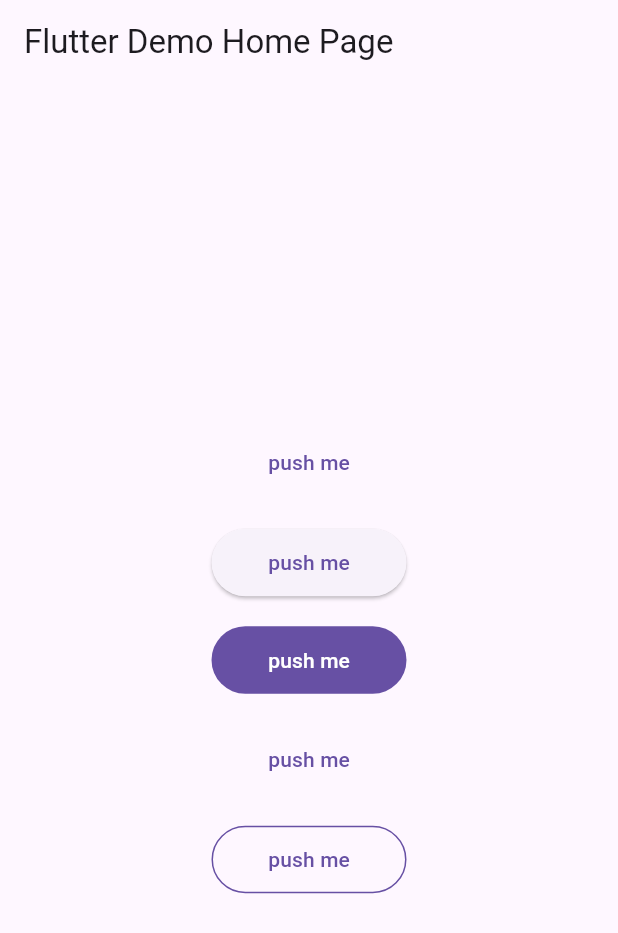
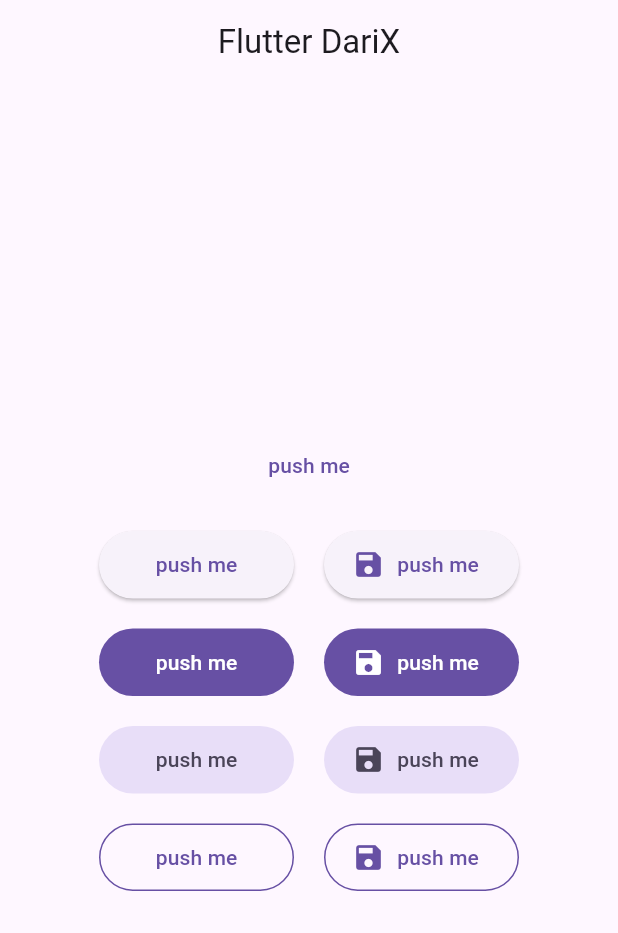
Before and after one commit to hosseinvejdani/flutter_darix, a Flutter app: the screen it shows after launch, on a phone screen of 412 x 824 dp. Shown: the top 933 px of the screen. Run offline on Flutter 3.47's test engine with Material 2 defaults, Android fonts, the phone set to English and light mode, and no system bars.

Commit message:
add version 0.0.6

```diff
--- a/example/lib/main.dart
+++ b/example/lib/main.dart
@@ -11,13 +11,13 @@ class DariXApp extends StatelessWidget {
   @override
   Widget build(BuildContext context) {
     return MaterialApp(
-      title: 'Flutter Demo',
+      title: 'Flutter DariX',
       theme: ThemeData(
         primarySwatch: Colors.blue,
         visualDensity: VisualDensity.adaptivePlatformDensity,
         useMaterial3: true,
       ),
-      home: MyHomePage(title: 'Flutter Demo Home Page'),
+      home: MyHomePage(title: 'Flutter DariX'),
     );
   }
 }
@@ -37,52 +37,145 @@ class _MyHomePageState extends State<MyHomePage> {
     return Scaffold(
       appBar: AppBar(
         title: Text(widget.title),
+        centerTitle: true,
       ),
       body: Center(
         child: Column(
           mainAxisAlignment: MainAxisAlignment.center,
           mainAxisSize: MainAxisSize.min,
           children: [
-            DariXTextButton(
+            _textButtonExample(),
+            const SizedBox(height: 20),
+            _elevatedButtonExamples(),
+            const SizedBox(height: 20),
+            _filledButtonExamples(),
+            const SizedBox(height: 20),
+            _tonalFilledButtonExamples(),
+            const SizedBox(height: 20),
+            _outlinedButtonExamples()
+          ],
+        ),
+      ),
+    );
+  }
+
+  Widget _outlinedButtonExamples() {
+    return Row(
+      mainAxisAlignment: MainAxisAlignment.center,
+      mainAxisSize: MainAxisSize.min,
+      children: [
+        DariXOutlinedButton(
           onPressed: () async {
             await Future.delayed(Duration(milliseconds: 300));
           },
           buttonText: 'push me',
-                width: 130),
-            const SizedBox(height: 20),
+          width: 130,
+          height: 45,
+        ),
+        const SizedBox(width: 20),
+        DariXOutlinedButton(
+          onPressed: () async {
+            await Future.delayed(Duration(milliseconds: 300));
+          },
+          buttonText: 'push me',
+          width: 130,
+          height: 45,
+          icon: const Icon(Icons.save, size: 22),
+        ),
+      ],
+    );
+  }
+
+  Widget _tonalFilledButtonExamples() {
+    return Row(
+      mainAxisAlignment: MainAxisAlignment.center,
+      mainAxisSize: MainAxisSize.min,
+      children: [
+        DariXFilledButton(
+          onPressed: () async {
+            await Future.delayed(Duration(milliseconds: 300));
+          },
+          buttonText: 'push me',
+          width: 130,
+          height: 45,
+          isTonal: true,
+        ),
+        const SizedBox(width: 20),
+        DariXFilledButton(
+          onPressed: () async {
+            await Future.delayed(Duration(milliseconds: 300));
+          },
+          buttonText: 'push me',
+          width: 130,
+          height: 45,
+          isTonal: true,
+          icon: const Icon(Icons.save, size: 22),
+        ),
+      ],
+    );
+  }
+
+  Widget _filledButtonExamples() {
+    return Row(
+      mainAxisAlignment: MainAxisAlignment.center,
+      mainAxisSize: MainAxisSize.min,
+      children: [
+        DariXFilledButton(
+          onPressed: () async {
+            await Future.delayed(Duration(milliseconds: 300));
+          },
+          buttonText: 'push me',
+          width: 130,
+          height: 45,
+        ),
+        const SizedBox(width: 20),
+        DariXFilledButton(
+          onPressed: () async {
+            await Future.delayed(Duration(milliseconds: 300));
+          },
+          buttonText: 'push me',
+          width: 130,
+          height: 45,
+          icon: const Icon(Icons.save, size: 22),
+        ),
+      ],
+    );
+  }
+
+  Widget _elevatedButtonExamples() {
+    return Row(
+      mainAxisAlignment: MainAxisAlignment.center,
+      mainAxisSize: MainAxisSize.min,
+      children: [
         DariXElevatedButton(
           onPressed: () async {
             await Future.delayed(Duration(milliseconds: 300));
           },
           buttonText: 'push me',
           width: 130,
-                height: 45),
-            const SizedBox(height: 20),
-            DariXFilledButton(
+          height: 45,
+        ),
+        const SizedBox(width: 20),
+        DariXElevatedButton(
           onPressed: () async {
             await Future.delayed(Duration(milliseconds: 300));
           },
           buttonText: 'push me',
           width: 130,
-                height: 45),
-            const SizedBox(height: 20),
-            DariXTextButton(
-                onPressed: () async {
-                  await Future.delayed(Duration(milliseconds: 300));
-                },
-                buttonText: 'push me',
-                width: 130),
-            const SizedBox(height: 20),
-            DariXOutlinedButton(
+          height: 45,
+          icon: const Icon(Icons.save, size: 22),
+        ),
+      ],
+    );
+  }
+
+  Widget _textButtonExample() {
+    return DariXTextButton(
       onPressed: () async {
         await Future.delayed(Duration(milliseconds: 300));
       },
       buttonText: 'push me',
       width: 130,
-                height: 45)
-          ],
-        ),
-      ),
     );
   }
 }
--- a/lib/src/buttons/elevated_button.dart
+++ b/lib/src/buttons/elevated_button.dart
@@ -3,8 +3,8 @@ import 'package:flutter/material.dart';
 class DariXElevatedButton extends StatefulWidget {
   Function onPressed;
   String buttonText;
-  double width;
-  double height;
+  double? width;
+  double? height;
   Icon? icon;
   double? progressBarSize;
   Color? progressBarColor;
@@ -13,8 +13,8 @@ class DariXElevatedButton extends StatefulWidget {
     super.key,
     required this.onPressed,
     required this.buttonText,
-    required this.width,
-    required this.height,
+    this.width,
+    this.height,
     this.icon,
     this.progressBarSize,
     this.progressBarColor,
--- a/lib/src/buttons/filled_button.dart
+++ b/lib/src/buttons/filled_button.dart
@@ -3,8 +3,8 @@ import 'package:flutter/material.dart';
 class DariXFilledButton extends StatefulWidget {
   Function onPressed;
   String buttonText;
-  double width;
-  double height;
+  double? width;
+  double? height;
   Icon? icon;
   double? progressBarSize;
   Color? progressBarColor;
@@ -14,15 +14,14 @@ class DariXFilledButton extends StatefulWidget {
     super.key,
     required this.onPressed,
     required this.buttonText,
-    required this.width,
-    required this.height,
+    this.width,
+    this.height,
     this.icon,
     this.progressBarSize,
     this.progressBarColor,
     this.isTonal,
   }) {
     progressBarSize = progressBarSize ?? (icon != null ? icon!.size : 22);
-    progressBarColor = progressBarColor ?? Colors.white;
     isTonal = isTonal ?? false;
   }
 
@@ -72,7 +71,8 @@ class _DariXFilledButtonState extends State<DariXFilledButton> {
   }
 
   Container _circularProgressBar() {
-    final _color = widget.isTonal! ? Theme.of(context).buttonTheme.colorScheme!.onBackground.withAlpha(200) : widget.progressBarColor!;
+    final _progressBarColor = widget.progressBarColor ?? Theme.of(context).colorScheme.onPrimary;
+    final _color = widget.isTonal! ? Theme.of(context).buttonTheme.colorScheme!.onBackground.withAlpha(200) : _progressBarColor;
     return Container(
       height: widget.progressBarSize,
       width: widget.progressBarSize,
--- a/lib/src/buttons/outlined_button.dart
+++ b/lib/src/buttons/outlined_button.dart
@@ -3,8 +3,8 @@ import 'package:flutter/material.dart';
 class DariXOutlinedButton extends StatefulWidget {
   Function onPressed;
   String buttonText;
-  double width;
-  double height;
+  double? width;
+  double? height;
   Icon? icon;
   double? progressBarSize;
   Color? progressBarColor;
@@ -14,8 +14,8 @@ class DariXOutlinedButton extends StatefulWidget {
     Key? key,
     required this.onPressed,
     required this.buttonText,
-    required this.width,
-    required this.height,
+    this.width,
+    this.height,
     this.icon,
     this.progressBarSize,
     this.progressBarColor,
--- a/lib/src/buttons/text_button.dart
+++ b/lib/src/buttons/text_button.dart
@@ -1,9 +1,12 @@
+// ignore_for_file: non_constant_identifier_names
+
 import 'package:flutter/material.dart';
 
 class DariXTextButton extends StatefulWidget {
   Function onPressed;
   String buttonText;
-  double width;
+  double? width;
+  double? height;
   double? progressBarLength;
   Color? progressBarColor;
 
@@ -11,7 +14,8 @@ class DariXTextButton extends StatefulWidget {
     super.key,
     required this.onPressed,
     required this.buttonText,
-    required this.width,
+    this.width,
+    this.height,
     this.progressBarLength,
     this.progressBarColor,
   }) {
@@ -51,9 +55,12 @@ class _DariXTextButtonState extends State<DariXTextButton> {
   Widget build(BuildContext context) {
     return SizedBox(
       width: widget.width,
-      child: TextButton(
-        onPressed: _onPressed,
-        child: _isLoading ? _LinearProgressBar() : Text(widget.buttonText),
+      height: widget.height,
+      child: Center(
+        child: TextButton(
+          onPressed: _onPressed,
+          child: _isLoading ? _LinearProgressBar() : Text(widget.buttonText),
+        ),
       ),
     );
   }
--- a/pubspec.yaml
+++ b/pubspec.yaml
@@ -1,6 +1,6 @@
 name: flutter_darix
 description: A Simple Flutter package that help to create buttons with inner progres-bar indicator.
-version: 0.0.5
+version: 0.0.6
 homepage: https://github.com/hosseinvejdani/flutter_darix
 
 environment:
```
Also changed, not shown: example/pubspec.lock, 6 other files. Lines whose indentation alone changed are shown as unchanged.
